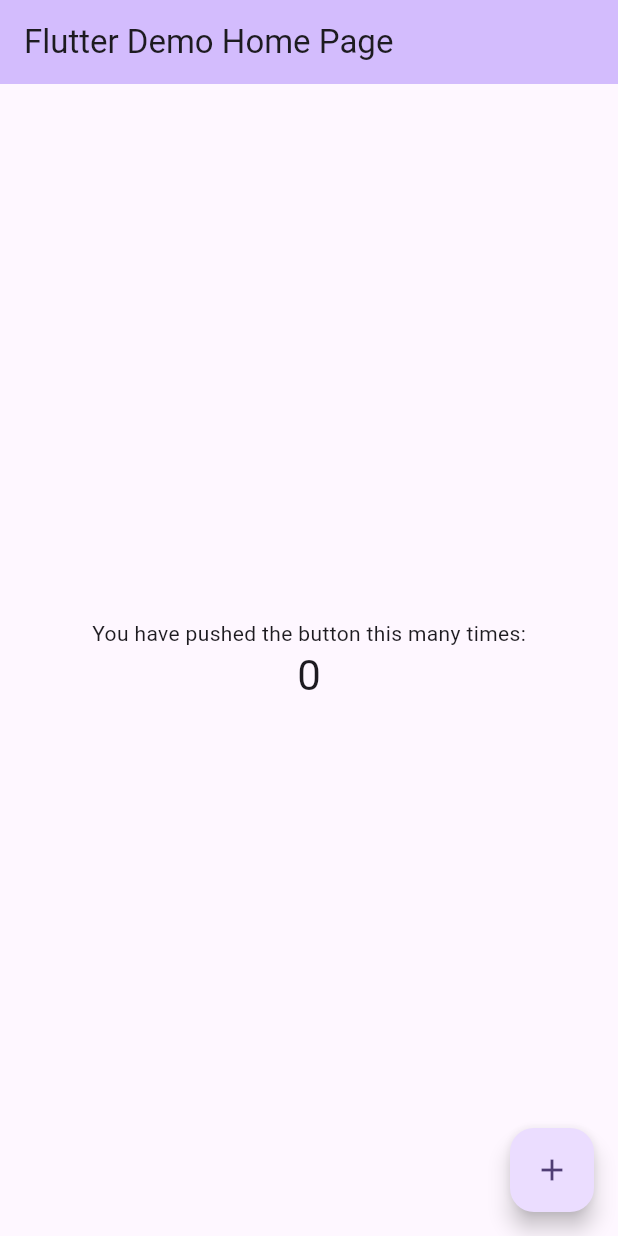
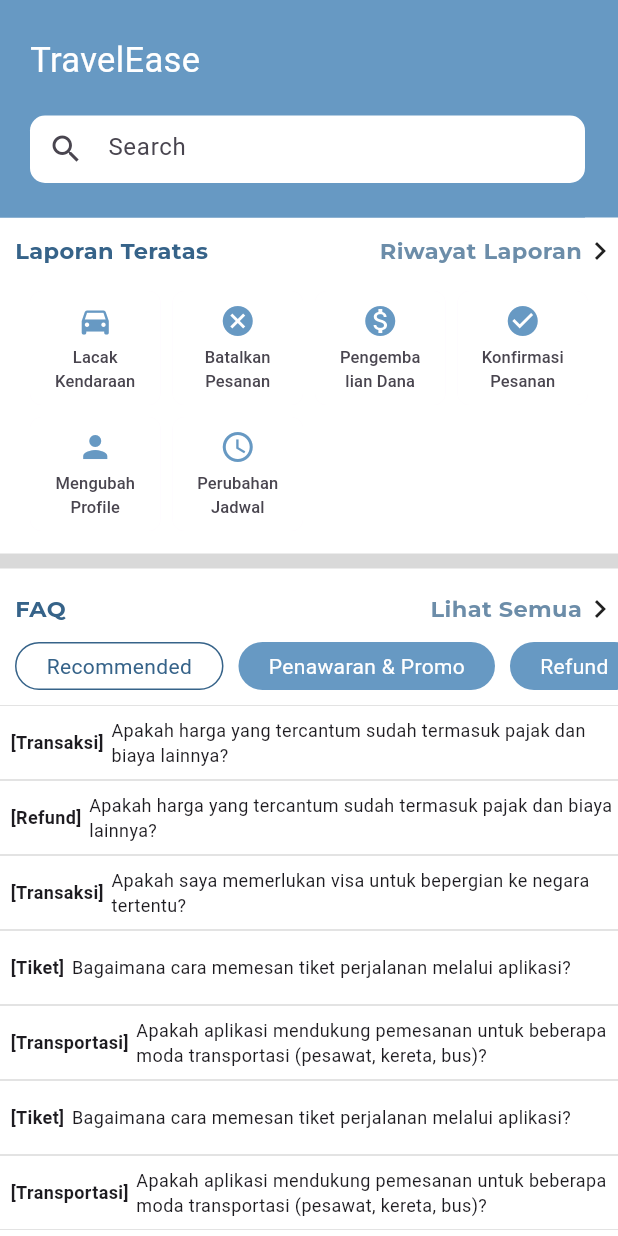
Before and after one commit to Morns123/travelease_mobile, a Flutter app: the screen it shows after launch, on a phone screen of 412 x 824 dp. Run offline on Flutter 3.47's test engine with Material 3 defaults, Android fonts, the phone set to English and light mode, and no system bars; Roboto replaces fonts that are missing (Montserrat-ExtraBold); project files that could hold a hidden picture were left out.

Commit message:
add HomePage

```diff
--- /dev/null
+++ b/lib/Page/HomePage.dart
@@ -0,0 +1,137 @@
+
+import 'package:flutter/material.dart';
+import 'package:travelease_mobile/widget/homepage/CategoryFAQ.dart';
+import 'package:travelease_mobile/widget/homepage/Categorybase.dart';
+import 'package:travelease_mobile/widget/homepage/FAQ.dart';
+import 'package:travelease_mobile/widget/homepage/HomeApp.dart';
+
+class HomePage extends StatelessWidget {
+  const HomePage({super.key});
+
+  @override
+  Widget build(BuildContext context) {
+    return Scaffold(
+      backgroundColor: Colors.white,
+      body: SingleChildScrollView(
+        child: Column(
+          children: [
+            const HomeApp(),
+            SizedBox(
+              height: 10,
+            ),
+            Row(
+              mainAxisAlignment: MainAxisAlignment.spaceBetween,
+              children: [
+                Container(
+                    margin: EdgeInsets.only(left: 10),
+                    child: Text(
+                      "Laporan Teratas",
+                      style: TextStyle(
+                          fontSize: 15,
+                          color: Color.fromRGBO(54, 99, 137, 1),
+                          fontFamily: "Montserrat-Bold"),
+                    )),
+                InkWell(
+                  onTap: () {},
+                  child: Container(
+                      child: Row(
+                    children: [
+                      Text(
+                        "Riwayat Laporan",
+                        style: TextStyle(
+                            fontSize: 15,
+                            color: Color.fromRGBO(54, 99, 137, 0.73),
+                            fontFamily: "Montserrat-Bold"),
+                      ),
+                      Icon(Icons.keyboard_arrow_right)
+                    ],
+                  )),
+                ),
+              ],
+            ),
+            SizedBox(
+              height: 15,
+            ),
+            const Categorybase(),
+            Container(
+              margin: EdgeInsets.only(top: 15),
+              color: Color.fromRGBO(217, 217, 217, 1),
+              height: 10,
+            ),
+            SizedBox(
+              height: 15,
+            ),
+            Row(
+              mainAxisAlignment: MainAxisAlignment.spaceBetween,
+              children: [
+                Container(
+                    margin: EdgeInsets.only(left: 10),
+                    child: Text(
+                      "FAQ",
+                      style: TextStyle(
+                          fontSize: 15,
+                          color: Color.fromRGBO(54, 99, 137, 1),
+                          fontFamily: "Montserrat-Bold"),
+                    )),
+                InkWell(
+                  onTap: () {},
+                  child: Container(
+                      child: Row(
+                    children: [
+                      Text(
+                        "Lihat Semua",
+                        style: TextStyle(
+                            fontSize: 15,
+                            color: Color.fromRGBO(54, 99, 137, 0.73),
+                            fontFamily: "Montserrat-Bold"),
+                      ),
+                      Icon(Icons.keyboard_arrow_right)
+                    ],
+                  )),
+                ),
+              ],
+            ),
+            SizedBox(
+              height: 10,
+            ),
+            const Categoryfaq(),
+            SizedBox(height: 10,),
+            const FAQWidget(),
+            Container(
+              margin: EdgeInsets.only(top: 15),
+              color: Color.fromRGBO(217, 217, 217, 1),
+              height: 10,
+            ),
+          SizedBox(height: 13,),
+          Row(
+            children: [
+              Container(
+                margin: EdgeInsets.only(left: 10),
+                child: Text("Hubungi Kami", style: TextStyle(fontSize: 18,color: Color.fromRGBO(103, 153, 195, 1),fontFamily: "Montserrat-Bold"),))
+            ],
+          ),
+          Row(
+            children: [
+              Container(
+                margin: EdgeInsets.only(top: 10,left: 15),
+                width: 55,
+                height: 55,
+                decoration: BoxDecoration(
+                color: Color.fromRGBO(103, 153, 195, 1),
+                borderRadius: BorderRadius.circular(50)
+                ),
+                child: Icon(Icons.chat_bubble_outline,color: Colors.white,)
+              ),
+              Container(
+                margin: EdgeInsets.only(left: 20),
+                child: Text('Chat Dengan TravleMate',style: TextStyle(color: Color.fromRGBO(103, 153, 195, 1), fontSize: 16, fontFamily: "Montserrat-Bold"),),
+              ),
+            ],
+          ),
+          SizedBox(height: 25,)
+          ],
+        ),
+      ),
+    );
+  }
+}
--- a/lib/main.dart
+++ b/lib/main.dart
@@ -1,4 +1,6 @@
+
 import 'package:flutter/material.dart';
+import 'package:travelease_mobile/Page/HomePage.dart';
 
 void main() {
   runApp(const MyApp());
@@ -7,119 +9,11 @@ void main() {
 class MyApp extends StatelessWidget {
   const MyApp({super.key});
 
-  // This widget is the root of your application.
   @override
   Widget build(BuildContext context) {
     return MaterialApp(
-      title: 'Flutter Demo',
-      theme: ThemeData(
-        // This is the theme of your application.
-        //
-        // TRY THIS: Try running your application with "flutter run". You'll see
-        // the application has a purple toolbar. Then, without quitting the app,
-        // try changing the seedColor in the colorScheme below to Colors.green
-        // and then invoke "hot reload" (save your changes or press the "hot
-        // reload" button in a Flutter-supported IDE, or press "r" if you used
-        // the command line to start the app).
-        //
-        // Notice that the counter didn't reset back to zero; the application
-        // state is not lost during the reload. To reset the state, use hot
-        // restart instead.
-        //
-        // This works for code too, not just values: Most code changes can be
-        // tested with just a hot reload.
-        colorScheme: ColorScheme.fromSeed(seedColor: Colors.deepPurple),
-        useMaterial3: true,
-      ),
-      home: const MyHomePage(title: 'Flutter Demo Home Page'),
+      debugShowCheckedModeBanner: false,
+      home: HomePage(),
     );
   }
 }
-
-class MyHomePage extends StatefulWidget {
-  const MyHomePage({super.key, required this.title});
-
-  // This widget is the home page of your application. It is stateful, meaning
-  // that it has a State object (defined below) that contains fields that affect
-  // how it looks.
-
-  // This class is the configuration for the state. It holds the values (in this
-  // case the title) provided by the parent (in this case the App widget) and
-  // used by the build method of the State. Fields in a Widget subclass are
-  // always marked "final".
-
-  final String title;
-
-  @override
-  State<MyHomePage> createState() => _MyHomePageState();
-}
-
-class _MyHomePageState extends State<MyHomePage> {
-  int _counter = 0;
-
-  void _incrementCounter() {
-    setState(() {
-      // This call to setState tells the Flutter framework that something has
-      // changed in this State, which causes it to rerun the build method below
-      // so that the display can reflect the updated values. If we changed
-      // _counter without calling setState(), then the build method would not be
-      // called again, and so nothing would appear to happen.
-      _counter++;
-    });
-  }
-
-  @override
-  Widget build(BuildContext context) {
-    // This method is rerun every time setState is called, for instance as done
-    // by the _incrementCounter method above.
-    //
-    // The Flutter framework has been optimized to make rerunning build methods
-    // fast, so that you can just rebuild anything that needs updating rather
-    // than having to individually change instances of widgets.
-    return Scaffold(
-      appBar: AppBar(
-        // TRY THIS: Try changing the color here to a specific color (to
-        // Colors.amber, perhaps?) and trigger a hot reload to see the AppBar
-        // change color while the other colors stay the same.
-        backgroundColor: Theme.of(context).colorScheme.inversePrimary,
-        // Here we take the value from the MyHomePage object that was created by
-        // the App.build method, and use it to set our appbar title.
-        title: Text(widget.title),
-      ),
-      body: Center(
-        // Center is a layout widget. It takes a single child and positions it
-        // in the middle of the parent.
-        child: Column(
-          // Column is also a layout widget. It takes a list of children and
-          // arranges them vertically. By default, it sizes itself to fit its
-          // children horizontally, and tries to be as tall as its parent.
-          //
-          // Column has various properties to control how it sizes itself and
-          // how it positions its children. Here we use mainAxisAlignment to
-          // center the children vertically; the main axis here is the vertical
-          // axis because Columns are vertical (the cross axis would be
-          // horizontal).
-          //
-          // TRY THIS: Invoke "debug painting" (choose the "Toggle Debug Paint"
-          // action in the IDE, or press "p" in the console), to see the
-          // wireframe for each widget.
-          mainAxisAlignment: MainAxisAlignment.center,
-          children: <Widget>[
-            const Text(
-              'You have pushed the button this many times:',
-            ),
-            Text(
-              '$_counter',
-              style: Theme.of(context).textTheme.headlineMedium,
-            ),
-          ],
-        ),
-      ),
-      floatingActionButton: FloatingActionButton(
-        onPressed: _incrementCounter,
-        tooltip: 'Increment',
-        child: const Icon(Icons.add),
-      ), // This trailing comma makes auto-formatting nicer for build methods.
-    );
-  }
-}
--- /dev/null
+++ b/lib/widget/homepage/CategoryFAQ.dart
@@ -0,0 +1,59 @@
+import 'package:flutter/material.dart';
+
+class Categoryfaq extends StatelessWidget {
+  const Categoryfaq({super.key});
+
+  @override
+  Widget build(BuildContext context) {
+    return Container(
+            margin: EdgeInsets.only(left: 10),
+            height: 32,
+
+            child: ListView(
+              scrollDirection: Axis.horizontal,
+              children: [
+                CustomContainer(label: 'Recommended', isOutlined: true),
+                SizedBox(width: 10),
+                CustomContainer(label: 'Penawaran & Promo'),
+                SizedBox(width: 10),
+                CustomContainer(label: 'Refund'),
+                SizedBox(width: 10),
+                CustomContainer(label: 'Supir Bermasalah'),
+              ],
+            ),
+          );
+  }
+}
+
+class CustomContainer extends StatelessWidget {
+  final String label;
+  final bool isOutlined;
+
+  CustomContainer({required this.label, this.isOutlined = false});
+
+  @override
+  Widget build(BuildContext context) {
+    return GestureDetector(
+      onTap: () {
+        print('$label clicked');
+
+      },
+      child: Container(
+        decoration: BoxDecoration(
+          color: isOutlined ? Colors.transparent : Color.fromRGBO(103, 153, 195, 1),
+          border: isOutlined ? Border.all(color: Color.fromRGBO(54, 99, 137, 1)) : null,
+          borderRadius: BorderRadius.circular(20),
+        ),
+        child: Center(
+          child: Container(
+            margin: EdgeInsets.only(left: 20,right: 20),
+            child: Text(
+              label,
+              style: TextStyle(color: isOutlined ? Color.fromRGBO(54, 99, 137, 1) : Colors.white),
+            ),
+          ),
+        ),
+      ),
+    );
+  }
+}
--- /dev/null
+++ b/lib/widget/homepage/Categorybase.dart
@@ -0,0 +1,47 @@
+import 'package:flutter/material.dart';
+
+class Categorybase extends StatelessWidget {
+  const Categorybase({super.key});
+
+  @override
+  Widget build(BuildContext context) {
+    return Wrap(
+
+                spacing: 8.0,
+            runSpacing: 8.0,
+              children: [
+               _buildChip(Icons.directions_car, 'Lacak Kendaraan'),
+              _buildChip(Icons.cancel, 'Batalkan Pesanan'),
+              _buildChip(Icons.monetization_on, 'Pengembalian Dana'),
+              _buildChip(Icons.check_circle, 'Konfirmasi Pesanan'),
+              _buildChip(Icons.person, 'Mengubah Profile'),
+              _buildChip(Icons.schedule, 'Perubahan Jadwal'),
+              ],
+            );
+  }
+}
+Widget _buildChip(IconData icon, String label) {
+    return Chip(
+      backgroundColor: Colors.white,
+      side: BorderSide.none,
+      label: Container(
+        constraints: BoxConstraints(
+          maxWidth: 55,
+
+        ),
+        child: Column(
+          mainAxisSize: MainAxisSize.min,
+          mainAxisAlignment: MainAxisAlignment.center,
+          children: [
+            Icon(icon,color: Color.fromRGBO(103, 153, 195, 1),),
+            SizedBox(height: 4.0), // Jarak vertikal antara ikon dan teks
+            Text(label,
+            overflow: TextOverflow.ellipsis,
+            maxLines: 2,
+            textAlign: TextAlign.center,
+            style: TextStyle(fontSize: 11,),),
+          ],
+        ),
+      ),
+    );
+  }
--- /dev/null
+++ b/lib/widget/homepage/FAQ.dart
@@ -0,0 +1,91 @@
+import 'package:flutter/material.dart';
+
+class FAQWidget extends StatelessWidget {
+  const FAQWidget({super.key});
+
+  @override
+  Widget build(BuildContext context) {
+    return Container(
+              height: 350,
+              color: Colors.white,
+              child: ListView(
+                padding: EdgeInsets.zero,
+                children: [
+                  CustomContainer(
+                      label:
+                          "Apakah harga yang tercantum sudah termasuk pajak dan biaya lainnya?",
+                      category: "[Transaksi]"),
+                  CustomContainer(
+                      label:
+                          "Apakah harga yang tercantum sudah termasuk pajak dan biaya lainnya?",
+                      category: "[Refund]"),
+                  CustomContainer(
+                      label:
+                          "Apakah saya memerlukan visa untuk bepergian ke negara tertentu?",
+                      category: "[Transaksi]"),
+                  CustomContainer(
+                      label:
+                          "Bagaimana cara memesan tiket perjalanan melalui aplikasi?",
+                      category: "[Tiket]"),
+                  CustomContainer(
+                      label:
+                          "Apakah aplikasi mendukung pemesanan untuk beberapa moda transportasi (pesawat, kereta, bus)?",
+                      category: "[Transportasi]"),
+                  CustomContainer(
+                      label:
+                          "Bagaimana cara memesan tiket perjalanan melalui aplikasi?",
+                      category: "[Tiket]"),
+                  CustomContainer(
+                      label:
+                          "Apakah aplikasi mendukung pemesanan untuk beberapa moda transportasi (pesawat, kereta, bus)?",
+                      category: "[Transportasi]"),
+                ],
+              ),
+            );
+  }
+}
+
+
+class CustomContainer extends StatelessWidget {
+  final String category;
+  final String label;
+
+  CustomContainer({required this.label, required this.category});
+
+  @override
+  Widget build(BuildContext context) {
+    return Container(
+      height: 50,
+      decoration: BoxDecoration(
+        color: Colors.white,
+        border: Border(
+          top: BorderSide(
+            color: Color.fromRGBO(217, 217, 217, 1),
+            width: 0.5,
+          ),
+          bottom: BorderSide(color: Color.fromRGBO(217, 217, 217, 1), width: 0.5),
+        ),
+      ),
+      child: Row(
+        children: [
+          Container(
+            margin: EdgeInsets.only(left: 7),
+            child: Text(
+              category,
+              style: TextStyle(fontSize: 12, fontWeight: FontWeight.bold),
+            ),
+          ),
+          SizedBox(width: 5),
+          Expanded(  // Gunakan Expanded untuk memastikan teks menutupi area sisa
+            child: Text(
+              label,
+              style: TextStyle(fontSize: 12),
+              maxLines: 2,
+              overflow: TextOverflow.ellipsis,  // Agar teks tidak keluar dari batas
+            ),
+          ),
+        ],
+      ),
+    );
+  }
+}
--- /dev/null
+++ b/lib/widget/homepage/HomeApp.dart
@@ -0,0 +1,55 @@
+import 'package:flutter/material.dart';
+
+class HomeApp extends StatelessWidget {
+  const HomeApp({super.key});
+
+  @override
+  Widget build(BuildContext context) {
+    return Container(
+            color: Color.fromRGBO(103, 153, 195, 1),
+            child: Row(
+              children: [
+                Container(
+                  color: Color.fromRGBO(103, 153, 195, 1),
+                  height: 145,
+                  child: Column(
+                    mainAxisAlignment: MainAxisAlignment.start,
+                    crossAxisAlignment: CrossAxisAlignment.start,
+                    children: [
+                      Row(
+                        children: [
+                          Container(
+                            margin: EdgeInsets.only(top: 24,left: 20),
+                            child: Text("TravelEase",style: TextStyle(color: Colors.white,fontSize: 23, fontFamily: "Montserrat-ExtraBold"),)
+                            ),
+                        ],
+                      ),
+                        Row(
+                          children: [
+                            Container(
+                              margin: EdgeInsets.only(left: 20,top: 20),
+                              width: 370,
+                              height: 45,
+                              decoration: BoxDecoration(
+                                color: Colors.white,
+                                borderRadius: BorderRadius.circular(10)
+                              ),
+                              child: TextFormField(
+                                decoration: InputDecoration(
+                                  hintText: "Search",
+                                  prefixIcon: Icon(Icons.search),
+                                  border: InputBorder.none,
+                                  filled: false,
+                                ),
+                              ),
+                            ),
+                          ],
+                        )
+                    ],
+                  ),
+                )
+              ],
+            ),
+          );
+  }
+}
```
Also changed, not shown: pubspec.yaml (+7 -0 lines), fonts/Montserrat-Bold.ttf (added), fonts/Montserrat-ExtraBold.ttf (added), pubspec.lock.
